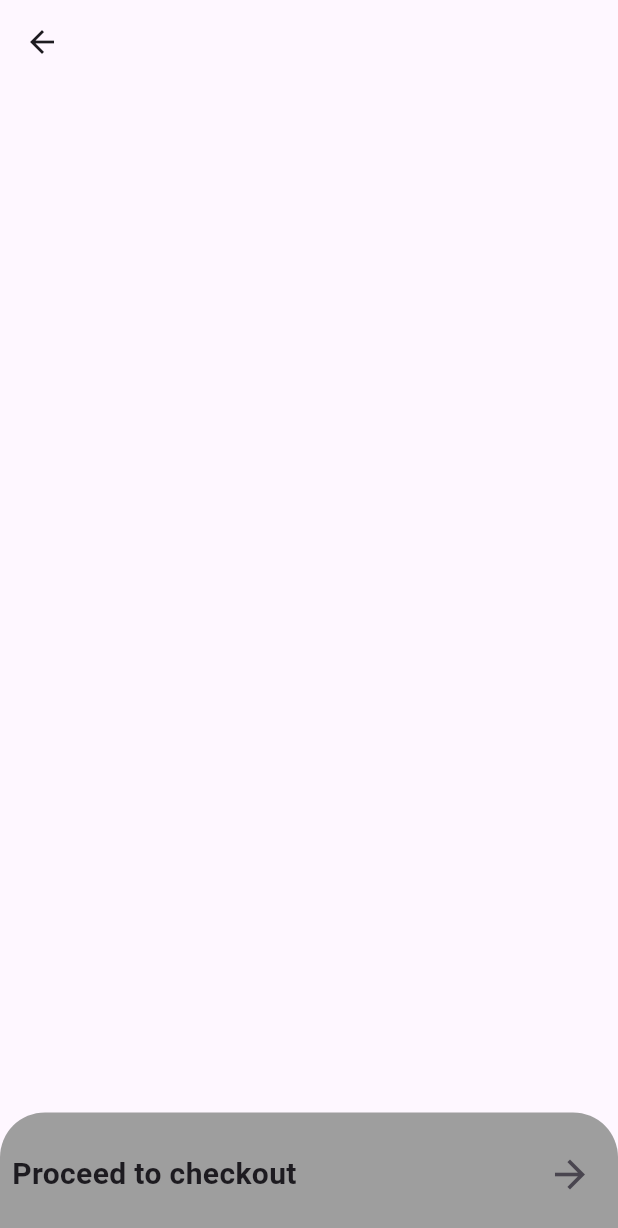
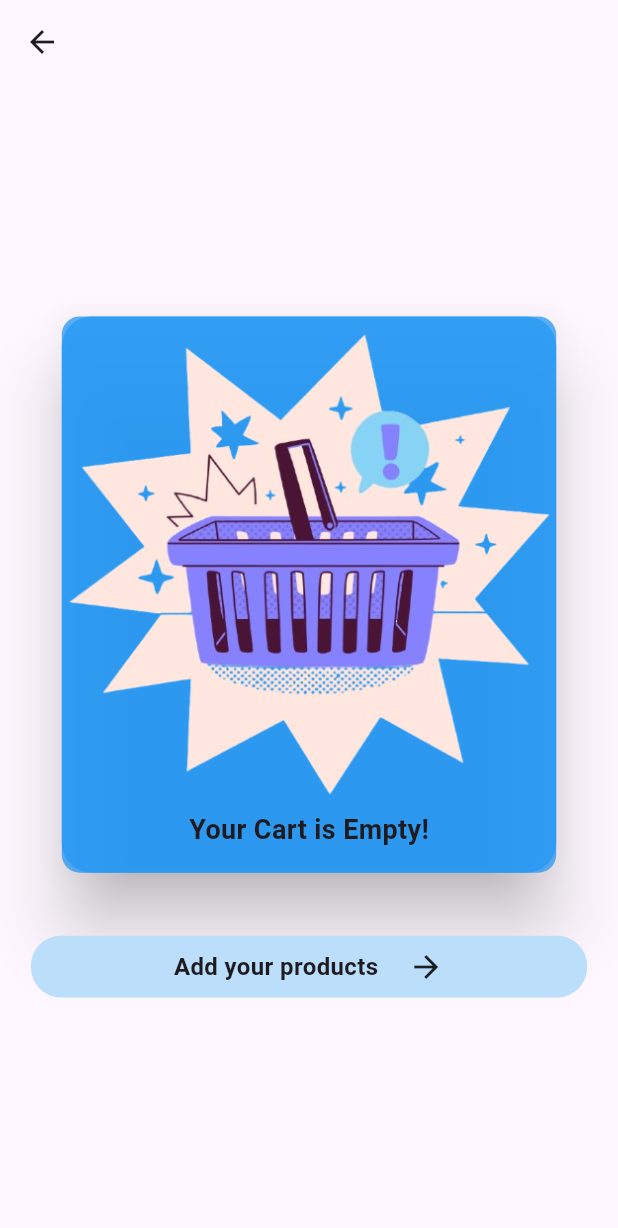
Before and after one commit to idreesmohammed/actual-pizz_lecious, a Flutter app: the LandingHomepage screen opened directly, after a tap on an icon or button, on a phone screen of 412 x 824 dp. Shown: the top 1228 px of the screen. Run offline on Flutter 3.47's test engine with Material 3 defaults, Android fonts, the phone set to English and light mode, and no system bars; our stand-ins replace cloud_firestore, curved_navigation_bar, firebase_auth, firebase_core, flutter_bloc, flutter_credit_card and 3 more; accounts and stored records are empty.

Commit message:
aligned all product detailview and logics on adding a product

```diff
--- a/lib/feat/cart_bloc/cart_event.dart
+++ b/lib/feat/cart_bloc/cart_event.dart
@@ -2,5 +2,24 @@ abstract class CartEvent {}
 
 class CartAddEvent extends CartEvent {
   int id;
-  CartAddEvent({required this.id});
+  String name;
+  double price;
+  CartAddEvent({required this.id, required this.name, required this.price});
 }
+
+class CartProductQtyIncementEvent extends CartEvent {
+  int qty;
+  CartProductQtyIncementEvent({required this.qty});
+}
+
+class CartProductQtyDecrementEvent extends CartEvent {
+  int qty;
+  CartProductQtyDecrementEvent({required this.qty});
+}
+
+class CartProductRemoveEvent extends CartEvent {
+  int index;
+  CartProductRemoveEvent({required this.index});
+}
+
+class CartReInitializeCartEvent extends CartEvent {}
--- a/lib/feat/cart_bloc/cart_state.dart
+++ b/lib/feat/cart_bloc/cart_state.dart
@@ -1,16 +1,20 @@
+import 'package:pizz_lecious/feat/cart_detail_view/models/cart_product_model.dart';
+
 abstract class CartState {}
 
 class CartAddedState extends CartState {
-  int id;
-  CartAddedState({required this.id});
+  List<CartProductModel> cartList;
+  CartAddedState({required this.cartList});
 }
 
 class CartInitialState extends CartState {
-  int id;
-  CartInitialState({required this.id});
+  List<CartProductModel> cartList;
+  CartInitialState({required this.cartList});
 }
 
 class CartAlreadyAddedState extends CartState {
   String warningMessage;
   CartAlreadyAddedState({required this.warningMessage});
 }
+
+class CartEmptyState extends CartState {}
--- /dev/null
+++ b/lib/feat/cart_detail_view/models/cart_product_model.dart
@@ -0,0 +1,18 @@
+class CartProductModel {
+  String productName;
+  double productPrice;
+  int qty;
+  int id;
+  CartProductModel(
+      {required this.productName,
+      required this.productPrice,
+      required this.qty,
+      required this.id});
+  // factory CartProductModel.fromDoc(Map<String, dynamic> data) {
+  //   return CartProductModel(
+  //       productName: data['productName'],
+  //       productPrice: data['productPrice'],
+  //       qty: data['qty'],
+  //       id: data['id']);
+  // }
+}
--- /dev/null
+++ b/lib/feat/cart_detail_view/pages/initial_page.dart
@@ -0,0 +1,17 @@
+import 'package:flutter/material.dart';
+import 'package:pizz_lecious/feat/cart_detail_view/pages/cart_detail_view_landing_page.dart';
+import 'package:pizz_lecious/feat/cart_detail_view/pages/no_products_view.dart';
+import 'package:pizz_lecious/feat/global_constants.dart';
+
+class InitialPage extends StatelessWidget {
+  const InitialPage({super.key});
+
+  @override
+  Widget build(BuildContext context) {
+    return Scaffold(
+        appBar: AppBar(),
+        body: cartList.isEmpty
+            ? const NoProductsView()
+            : const CartDetailViewLandingPage());
+  }
+}
--- /dev/null
+++ b/lib/feat/cart_detail_view/pages/no_products_view.dart
@@ -0,0 +1,77 @@
+import 'package:flutter/material.dart';
+import 'package:pizz_lecious/core/global_set_height_width.dart';
+import 'package:pizz_lecious/feat/home/pages/home_landing_page.dart';
+
+class NoProductsView extends StatelessWidget {
+  const NoProductsView({super.key});
+
+  @override
+  Widget build(BuildContext context) {
+    return Material(
+      child: Center(
+        child: Column(
+          mainAxisAlignment: MainAxisAlignment.center,
+          children: [
+            Card(
+              elevation: 20,
+              color: Theme.of(context).primaryColor,
+              surfaceTintColor: Theme.of(context).primaryColor,
+              child: Container(
+                height: GlobalSetHeightWidth.getHeight(context) * 0.45,
+                width: GlobalSetHeightWidth.getWidth(context) * 0.8,
+                decoration: BoxDecoration(
+                    color: Theme.of(context).primaryColor,
+                    borderRadius: BorderRadius.circular(20)),
+                child: Column(
+                  children: [
+                    Center(
+                      child: Image.asset('assets/emptycart.png'),
+                    ),
+                    const Text(
+                      "Your Cart is Empty!",
+                      style:
+                          TextStyle(fontSize: 18, fontWeight: FontWeight.bold),
+                    )
+                  ],
+                ),
+              ),
+            ),
+            const SizedBox(height: 30),
+            Padding(
+              padding: const EdgeInsets.all(8.0),
+              child: InkWell(
+                onTap: () {
+                  Navigator.pushReplacement(
+                      context,
+                      MaterialPageRoute(
+                          builder: (context) => const LandingHomepage()));
+                },
+                child: Container(
+                  decoration: BoxDecoration(
+                      color: Theme.of(context).primaryColorLight,
+                      borderRadius: BorderRadius.circular(20)),
+                  height: GlobalSetHeightWidth.getHeight(context) * 0.05,
+                  width: GlobalSetHeightWidth.getWidth(context) * 0.9,
+                  child: const Center(
+                    child: Row(
+                      mainAxisAlignment: MainAxisAlignment.center,
+                      children: [
+                        Text(
+                          "Add your products",
+                          style: TextStyle(
+                              fontSize: 16, fontWeight: FontWeight.bold),
+                        ),
+                        SizedBox(width: 20),
+                        Icon(Icons.arrow_forward)
+                      ],
+                    ),
+                  ),
+                ),
+              ),
+            )
+          ],
+        ),
+      ),
+    );
+  }
+}
--- a/lib/feat/global_constants.dart
+++ b/lib/feat/global_constants.dart
@@ -1,8 +1,10 @@
 import 'package:logger/logger.dart';
 import 'package:pizz_lecious/feat/add_ons_tab_view/models/add_ons_model.dart';
+import 'package:pizz_lecious/feat/cart_detail_view/models/cart_product_model.dart';
 import 'package:pizz_lecious/feat/home/models/pizza_model.dart';
 
 List<int> addedProductId = [];
 List<PizzaModel> pizzaDataList = [];
 List<AddOnsModel> addOnsDataModelList = [];
 Logger l = Logger();
+List<CartProductModel> cartList = [];
--- a/lib/feat/home/pages/home_landing_page.dart
+++ b/lib/feat/home/pages/home_landing_page.dart
@@ -8,8 +8,9 @@ import 'package:pizz_lecious/core/user_bloc/user_state.dart';
 import 'package:pizz_lecious/core/user_model.dart';
 import 'package:pizz_lecious/feat/add_ons_tab_view/pages/landing_page.dart';
 import 'package:pizz_lecious/feat/cart_bloc/cart_bloc.dart';
+import 'package:pizz_lecious/feat/cart_bloc/cart_event.dart';
 import 'package:pizz_lecious/feat/cart_bloc/cart_state.dart';
-import 'package:pizz_lecious/feat/cart_detail_view/pages/cart_detail_view_landing_page.dart';
+import 'package:pizz_lecious/feat/cart_detail_view/pages/initial_page.dart';
 import 'package:pizz_lecious/feat/dessert_tab_view/pages/landing_page.dart';
 import 'package:pizz_lecious/feat/global_constants.dart';
 import 'package:pizz_lecious/feat/home/bloc/pizza_bloc.dart';
@@ -66,24 +67,26 @@ class _LandingHomepageState extends State<LandingHomepage> {
                   bloc: cartBloc,
                   builder: (context, state) {
                     return Badge(
-                      isLabelVisible: addedProductId.isEmpty ? false : true,
+                      isLabelVisible: cartList.isEmpty ? false : true,
                       label: BlocBuilder<CartBloc, CartState>(
                         builder: (context, state) {
                           if (state is CartInitialState) {
-                            return Text(state.id.toString());
+                            return Text(state.cartList.length.toString());
                           }
                           if (state is CartAddedState) {
-                            return Text(state.id.toString());
+                            return Text(state.cartList.length.toString());
                           }
-                          return Text(addedProductId.length.toString());
+                          return Text(cartList.length.toString());
                         },
                       ),
                       child: IconButton(
-                          onPressed: () => Navigator.push(
-                              context,
-                              MaterialPageRoute(
-                                  builder: (context) =>
-                                      const CartDetailViewLandingPage())),
+                          onPressed: () async {
+                            cartBloc.add(CartReInitializeCartEvent());
+                            Navigator.push(
+                                context,
+                                MaterialPageRoute(
+                                    builder: (context) => const InitialPage()));
+                          },
                           icon: const Icon(CupertinoIcons.cart)),
                     );
                   },
--- a/lib/feat/home/pages/landing_page.dart
+++ b/lib/feat/home/pages/landing_page.dart
@@ -19,6 +19,12 @@ class HomeActualLandingPage extends StatefulWidget {
 }
 
 class _HomeActualLandingPageState extends State<HomeActualLandingPage> {
+  @override
+  void initState() {
+    context.read<CartBloc>();
+    super.initState();
+  }
+
   @override
   Widget build(BuildContext context) {
     return BlocBuilder(
@@ -141,9 +147,13 @@ class _HomeActualLandingPageState extends State<HomeActualLandingPage> {
                                 Align(
                                   alignment: Alignment.centerRight,
                                   child: IconButton(
-                                      onPressed: () {
+                                      onPressed: () async {
                                         context.read<CartBloc>().add(
                                             CartAddEvent(
+                                                price: state
+                                                    .pizzaModel[index].price,
+                                                name: state
+                                                    .pizzaModel[index].name,
                                                 id: state
                                                     .pizzaModel[index].id));
                                       },
```
Also changed, not shown: lib/feat/cart_bloc/cart_bloc.dart (+58 -7 lines), lib/feat/cart_detail_view/pages/cart_detail_view_landing_page.dart (+99 -27 lines), assets/emptycart.png (added).
